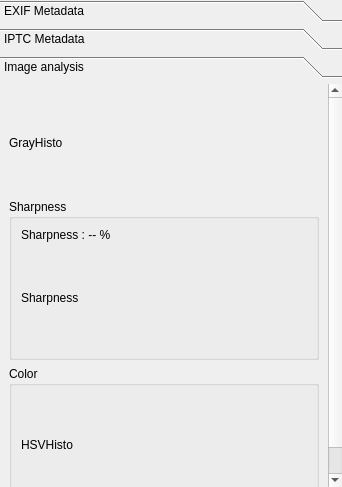
athoune/Ema, file ui/imageinfowidget.ui: the form before one commit.
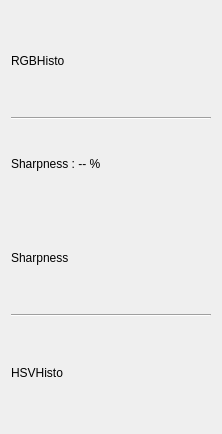
The form after the commit.

Commit message: Added color (RGB) histogram instead of grayscale Fixed HSV histogram

Diff of the .ui file:
```diff
--- a/ui/imageinfowidget.ui
+++ b/ui/imageinfowidget.ui
@@ -6,134 +6,15 @@
    <rect>
     <x>0</x>
     <y>0</y>
-    <width>342</width>
-    <height>487</height>
+    <width>222</width>
+    <height>434</height>
    </rect>
   </property>
   <property name="windowTitle">
    <string>Form</string>
   </property>
   <layout class="QVBoxLayout" name="verticalLayout">
-   <property name="spacing">
-    <number>0</number>
-   </property>
-   <property name="margin">
-    <number>0</number>
-   </property>
    <item>
-    <widget class="QToolBox" name="toolBox">
-     <property name="toolTip">
-      <string>Information extracted by the analysis of the image : colors, sharpness, ...</string>
-     </property>
-     <property name="currentIndex">
-      <number>2</number>
-     </property>
-     <widget class="QWidget" name="page">
-      <property name="geometry">
-       <rect>
-        <x>0</x>
-        <y>0</y>
-        <width>324</width>
-        <height>373</height>
-       </rect>
-      </property>
-      <attribute name="label">
-       <string>EXIF Metadata</string>
-      </attribute>
-     </widget>
-     <widget class="QWidget" name="page_2">
-      <property name="geometry">
-       <rect>
-        <x>0</x>
-        <y>0</y>
-        <width>324</width>
-        <height>373</height>
-       </rect>
-      </property>
-      <attribute name="label">
-       <string>IPTC Metadata</string>
-      </attribute>
-     </widget>
-     <widget class="QWidget" name="page_3">
-      <property name="geometry">
-       <rect>
-        <x>0</x>
-        <y>0</y>
-        <width>327</width>
-        <height>434</height>
-       </rect>
-      </property>
-      <attribute name="label">
-       <string>Image analysis</string>
-      </attribute>
-      <layout class="QGridLayout" name="gridLayout">
-       <item row="2" column="0">
-        <widget class="QGroupBox" name="colorHistoGroupBox">
-         <property name="title">
-          <string>Color</string>
-         </property>
-         <layout class="QHBoxLayout" name="horizontalLayout">
-          <item>
-           <widget class="QLabel" name="globalImageLabel">
-            <property name="minimumSize">
-             <size>
-              <width>182</width>
-              <height>100</height>
-             </size>
-            </property>
-            <property name="maximumSize">
-             <size>
-              <width>16777215</width>
-              <height>100</height>
-             </size>
-            </property>
-            <property name="text">
-             <string>HSVHisto</string>
-            </property>
-           </widget>
-          </item>
-         </layout>
-        </widget>
-       </item>
-       <item row="1" column="0">
-        <widget class="QGroupBox" name="groupBox">
-         <property name="title">
-          <string>Sharpness</string>
-         </property>
-         <layout class="QVBoxLayout" name="verticalLayout_2">
-          <item>
-           <widget class="QLabel" name="sharpnessLabel">
-            <property name="text">
-             <string>Sharpness : -- %</string>
-            </property>
-           </widget>
-          </item>
-          <item>
-           <widget class="QLabel" name="sharpnessImageLabel">
-            <property name="minimumSize">
-             <size>
-              <width>182</width>
-              <height>100</height>
-             </size>
-            </property>
-            <property name="maximumSize">
-             <size>
-              <width>16777215</width>
-              <height>100</height>
-             </size>
-            </property>
-            <property name="text">
-             <string>Sharpness</string>
-            </property>
-            <property name="scaledContents">
-             <bool>false</bool>
-            </property>
-           </widget>
-          </item>
-         </layout>
-        </widget>
-       </item>
-       <item row="0" column="0">
         <widget class="QLabel" name="histoImageLabel">
          <property name="sizePolicy">
           <sizepolicy hsizetype="Preferred" vsizetype="Fixed">
@@ -154,15 +35,73 @@
           </size>
          </property>
          <property name="text">
-          <string>GrayHisto</string>
+      <string>RGBHisto</string>
          </property>
          <property name="scaledContents">
           <bool>true</bool>
          </property>
         </widget>
        </item>
-      </layout>
-     </widget>
+   <item>
+    <widget class="Line" name="line_2">
+     <property name="orientation">
+      <enum>Qt::Horizontal</enum>
+     </property>
+    </widget>
+   </item>
+   <item>
+    <widget class="QLabel" name="sharpnessLabel">
+     <property name="text">
+      <string>Sharpness : -- %</string>
+     </property>
+    </widget>
+   </item>
+   <item>
+    <widget class="QLabel" name="sharpnessImageLabel">
+     <property name="minimumSize">
+      <size>
+       <width>182</width>
+       <height>100</height>
+      </size>
+     </property>
+     <property name="maximumSize">
+      <size>
+       <width>16777215</width>
+       <height>100</height>
+      </size>
+     </property>
+     <property name="text">
+      <string>Sharpness</string>
+     </property>
+     <property name="scaledContents">
+      <bool>false</bool>
+     </property>
+    </widget>
+   </item>
+   <item>
+    <widget class="Line" name="line">
+     <property name="orientation">
+      <enum>Qt::Horizontal</enum>
+     </property>
+    </widget>
+   </item>
+   <item>
+    <widget class="QLabel" name="globalImageLabel">
+     <property name="minimumSize">
+      <size>
+       <width>182</width>
+       <height>100</height>
+      </size>
+     </property>
+     <property name="maximumSize">
+      <size>
+       <width>16777215</width>
+       <height>100</height>
+      </size>
+     </property>
+     <property name="text">
+      <string>HSVHisto</string>
+     </property>
     </widget>
    </item>
   </layout>
```
Lines whose indentation alone changed are shown as unchanged. The commit also changes 4 other files.
